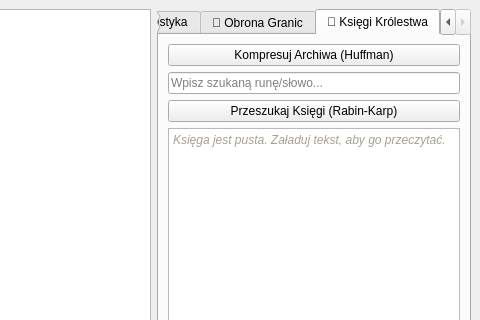
First picture: the form in gui/mainWindow.ui, repository Tevez2137/Projekt_ASD2, before the edit; both pictures show x 620 to 1100 and y 0 to 320 of the 1100 by 750 pixel window.
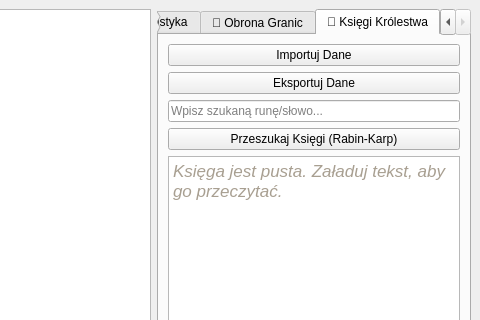
Second picture: the form after the edit. The open tabs and pages were chosen to show the change.

```diff
--- a/gui/mainWindow.ui
+++ b/gui/mainWindow.ui
@@ -128,8 +128,17 @@
        </attribute>
        <layout class="QVBoxLayout" name="verticalLayout_3">
         <item>
-         <widget class="QPushButton" name="btn_kompresja">
-          <property name="text"><string>Kompresuj Archiwa (Huffman)</string></property>
+         <widget class="QPushButton" name="btn_import">
+          <property name="text">
+           <string>Importuj Dane</string>
+          </property>
+         </widget>
+        </item>
+        <item>
+         <widget class="QPushButton" name="btn_eksport">
+          <property name="text">
+           <string>Eksportuj Dane</string>
+          </property>
          </widget>
         </item>
         <item>
@@ -145,7 +154,14 @@
         <item>
          <widget class="QTextBrowser" name="textBrowser_ksiegi">
           <property name="html">
-           <string>&lt;html&gt;&lt;head/&gt;&lt;body&gt;&lt;p style=&quot;color:#a89f91; font-style:italic;&quot;&gt;Księga jest pusta. Załaduj tekst, aby go przeczytać.&lt;/p&gt;&lt;/body&gt;&lt;/html&gt;</string>
+           <string>&lt;!DOCTYPE HTML PUBLIC &quot;-//W3C//DTD HTML 4.0//EN&quot; &quot;http://www.w3.org/TR/REC-html40/strict.dtd&quot;&gt;
+&lt;html&gt;&lt;head&gt;&lt;meta name=&quot;qrichtext&quot; content=&quot;1&quot; /&gt;&lt;meta charset=&quot;utf-8&quot; /&gt;&lt;style type=&quot;text/css&quot;&gt;
+p, li { white-space: pre-wrap; }
+hr { height: 1px; border-width: 0; }
+li.unchecked::marker { content: &quot;\2610&quot;; }
+li.checked::marker { content: &quot;\2612&quot;; }
+&lt;/style&gt;&lt;/head&gt;&lt;body style=&quot; font-family:'.AppleSystemUIFont'; font-size:13pt; font-weight:400; font-style:normal;&quot;&gt;
+&lt;p style=&quot; margin-top:12px; margin-bottom:12px; margin-left:0px; margin-right:0px; -qt-block-indent:0; text-indent:0px;&quot;&gt;&lt;span style=&quot; font-style:italic; color:#a89f91;&quot;&gt;Księga jest pusta. Załaduj tekst, aby go przeczytać.&lt;/span&gt;&lt;/p&gt;&lt;/body&gt;&lt;/html&gt;</string>
           </property>
          </widget>
         </item>
```
Left out of the diff: 69 changed lines with no effect on the pictures.
